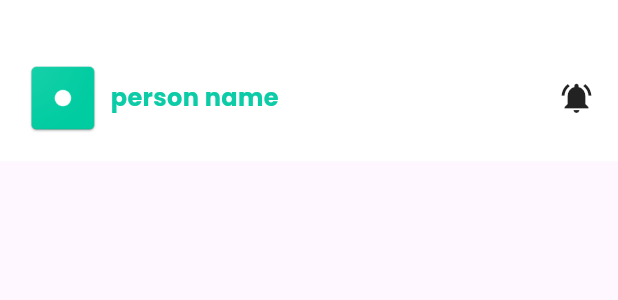
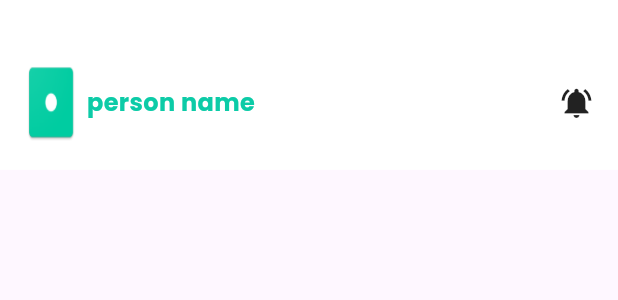
Before and after one commit to minanadyzarifnasef/theMovieDBTask, a Flutter app: the HomeAppBar widget shown alone on an empty page, opened directly, on a phone screen of 412 x 824 dp. Shown: the top 300 px of the screen. Run offline on Flutter 3.47's test engine with Material 3 defaults, Android fonts, the phone set to English and light mode, and no system bars; our stand-ins replace cached_network_image, carousel_slider, flutter_screenutil, flutter_spinkit, get_it, google_fonts and 1 more; network calls fail.

```diff
--- a/lib/features/actors/presentation/widgets/home_app_bar.dart
+++ b/lib/features/actors/presentation/widgets/home_app_bar.dart
@@ -16,7 +16,7 @@ class HomeAppBar extends StatelessWidget implements PreferredSizeWidget {
       padding:  EdgeInsets.only(top: 40.h,left: horizontalPadding,right:horizontalPadding ,bottom: horizontalPadding),
       child: Row(
         children: [
-          Image.asset("$imgUrl/icon.png",width: 50.w,),
+          Image.asset("$imgUrl/icon.png",width: 35.w,height: 60.h,fit: BoxFit.fill,),
           SizedBox(width: 5.w,),
           Text(title,style: TextStyles.bold16.copyWith(color: primaryColor),),
           Spacer(),
@@ -28,5 +28,5 @@ class HomeAppBar extends StatelessWidget implements PreferredSizeWidget {
   }
 
   @override
-  Size get preferredSize => Size.fromHeight(70.h);
+  Size get preferredSize => Size.fromHeight(60.h);
 }
--- a/pubspec.yaml
+++ b/pubspec.yaml
@@ -38,10 +38,12 @@ dependencies:
   internet_connection_checker: ^3.0.1
   get_it: ^8.1.0
   flutter_screenutil: ^5.9.3
-  flutter_svg: ^2.2.0
+  #flutter_svg: ^2.2.0
   flutter_spinkit: ^5.2.1
   carousel_slider: ^5.1.1
   google_fonts: ^6.1.0
+  cached_network_image: ^3.3.1
+
 
 dev_dependencies:
   flutter_launcher_icons: "^0.14.4"
```
Also changed, not shown: lib/features/actors/presentation/widgets/image_slider.dart (+26 -12 lines), pubspec.lock, 1 other file.
